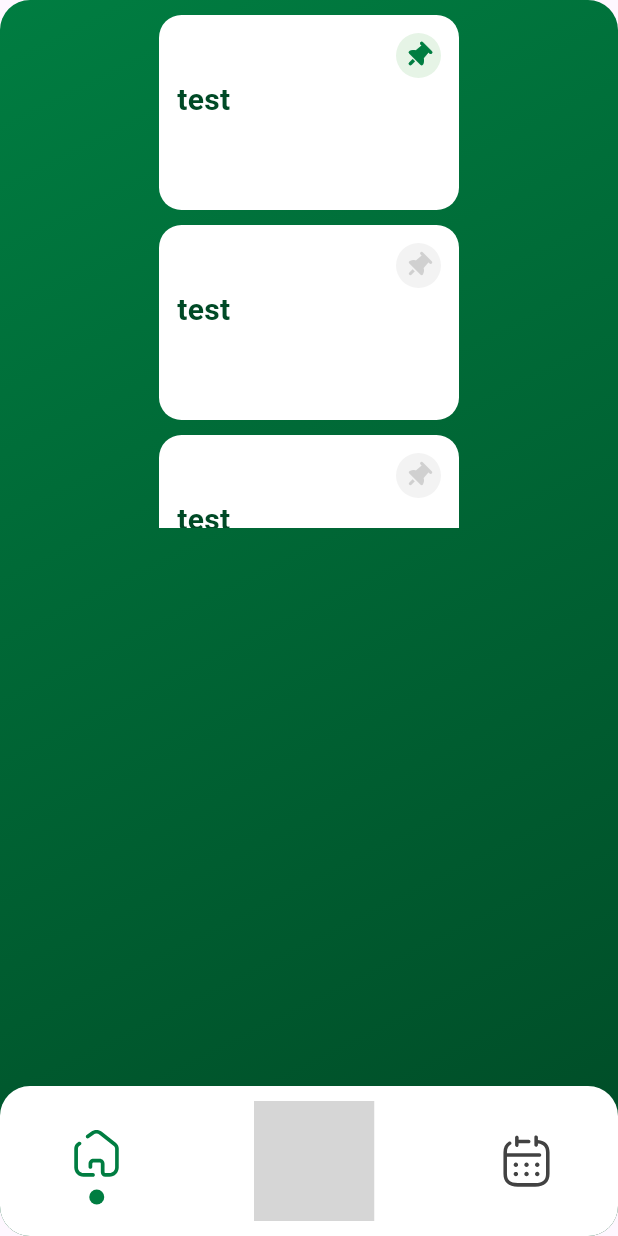
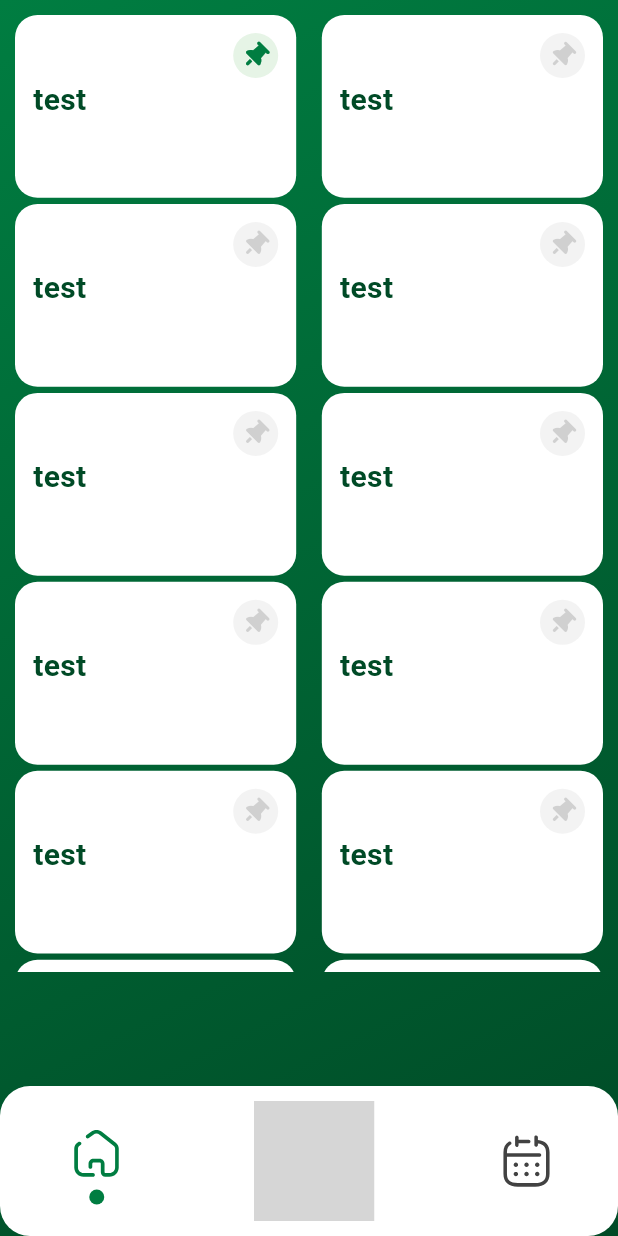
Before and after one commit to i-3mr/mefa8, a Flutter app: the screen it shows after launch, on a phone screen of 412 x 824 dp. Run offline on Flutter 3.47's test engine with Material 3 defaults, Android fonts, the phone set to English and light mode, and no system bars; drawn by our look-alikes of flutter_animate; our stand-ins replace font_awesome_flutter, google_fonts, hooks_riverpod; missing offline and left inert: nfc_manager, screen_brightness, svg_flutter; Roboto replaces fonts that are missing (Kenia); grey boxes are pictures that could not be loaded.

Commit message:
added the student card, modified some parts

```diff
--- a/lib/animations/animated-page.dart
+++ b/lib/animations/animated-page.dart
@@ -9,7 +9,8 @@ class AnimatedPage extends StatefulWidget {
   State<AnimatedPage> createState() => _AnimatedPageState();
 }
 
-class _AnimatedPageState extends State<AnimatedPage> with SingleTickerProviderStateMixin {
+class _AnimatedPageState extends State<AnimatedPage>
+    with SingleTickerProviderStateMixin {
   late AnimationController _controller;
   late Animation<double> _animation;
 
@@ -33,11 +34,9 @@ class _AnimatedPageState extends State<AnimatedPage> with SingleTickerProviderSt
     super.dispose();
   }
 
-
-
   @override
   Widget build(BuildContext context) {
-        final width = MediaQuery.of(context).size.width;
+    final width = MediaQuery.of(context).size.width;
     final height = MediaQuery.of(context).size.height;
     return Stack(
       children: [
@@ -72,7 +71,7 @@ class _AnimatedPageState extends State<AnimatedPage> with SingleTickerProviderSt
               width: width,
               decoration: BoxDecoration(
                 color: const Color(Const.primaryGreen),
-                borderRadius: BorderRadius.circular(20),
+                // borderRadius: BorderRadius.circular(20),
                 gradient: const LinearGradient(
                   begin: Alignment.topLeft,
                   end: Alignment.bottomRight,
--- a/lib/providers/pin.dart
+++ b/lib/providers/pin.dart
@@ -102,13 +102,9 @@ class PinNotifier extends StateNotifier<List<Service>> {
           newState.insert(state.length - 1, service);
         }
       } else {
-        newState.add(state[i].copyWith(active: state[i].active));
+        newState.add(state[i]);
       }
     }
-
-
-    Future.delayed(const Duration(milliseconds: 300), () {
-      state = [...newState];
-    });
+    state = [...newState];
   }
 }
--- a/lib/screens/student_id.dart
+++ b/lib/screens/student_id.dart
@@ -47,7 +47,7 @@ class _StudentIDScreenState extends State<StudentIDScreen> {
         width: double.infinity,
         decoration: BoxDecoration(
           color: const Color(Const.primaryGreen),
-          borderRadius: BorderRadius.circular(20),
+          // borderRadius: BorderRadius.circular(20),
           gradient: const LinearGradient(
             begin: Alignment.topLeft,
             end: Alignment.bottomRight,
--- a/lib/widgets/home/service.dart
+++ b/lib/widgets/home/service.dart
@@ -17,6 +17,9 @@ class Service extends ConsumerWidget {
 
   @override
   Widget build(BuildContext context, WidgetRef ref) {
+    final height = MediaQuery.of(context).size.height;
+    final width = MediaQuery.of(context).size.width;
+
     final pin = AnimatedContainer(
       duration: const Duration(milliseconds: 100),
       width: 30,
@@ -36,8 +39,8 @@ class Service extends ConsumerWidget {
     );
 
     final component = Container(
-      width: 200,
-      height: 130,
+      width: 0.455 * width,
+      height: 130 / 200 * 0.455 * width,
       padding: const EdgeInsets.all(12),
       decoration: BoxDecoration(
         borderRadius: BorderRadius.circular(15),
@@ -69,20 +72,19 @@ class Service extends ConsumerWidget {
             children: [
               Center(
                 child: Text(
-                  "$title",
-                  style: TextStyle(
+                  title,
+                  style: const TextStyle(
                     color: Color(Const.darkGreen),
                     fontWeight: FontWeight.bold,
                     fontSize: 20,
                   ),
                 ),
-              )
+              ),
             ],
           )
         ],
       ),
     );
-
 
     // return component;
     return component;
--- a/lib/widgets/home/services.dart
+++ b/lib/widgets/home/services.dart
@@ -9,13 +9,21 @@ class Services extends ConsumerWidget {
   @override
   Widget build(BuildContext context, WidgetRef ref) {
     final services = ref.watch(pinProvider);
+    final height = MediaQuery.of(context).size.height;
+    final width = MediaQuery.of(context).size.width;
+
     return Expanded(
-      child: Padding(
+      flex: 10,
+      child: Container(
+        width: double.infinity,
         padding: const EdgeInsets.all(10),
         child: SingleChildScrollView(
           child: Wrap(
-            spacing: 10,
-            runSpacing: 10,
+            spacing: width * 0.01,
+            runSpacing: width * 0.01,
+            crossAxisAlignment: WrapCrossAlignment.start,
+            runAlignment: WrapAlignment.spaceBetween,
+            alignment: WrapAlignment.spaceBetween,
             children: services.map((e) {
               return ScaleAnimation(child: e, onTap: () {});
             }).toList(),
```
Also changed, not shown: assets/StudentCard.svg (added). Lines whose indentation alone changed are shown as unchanged.
